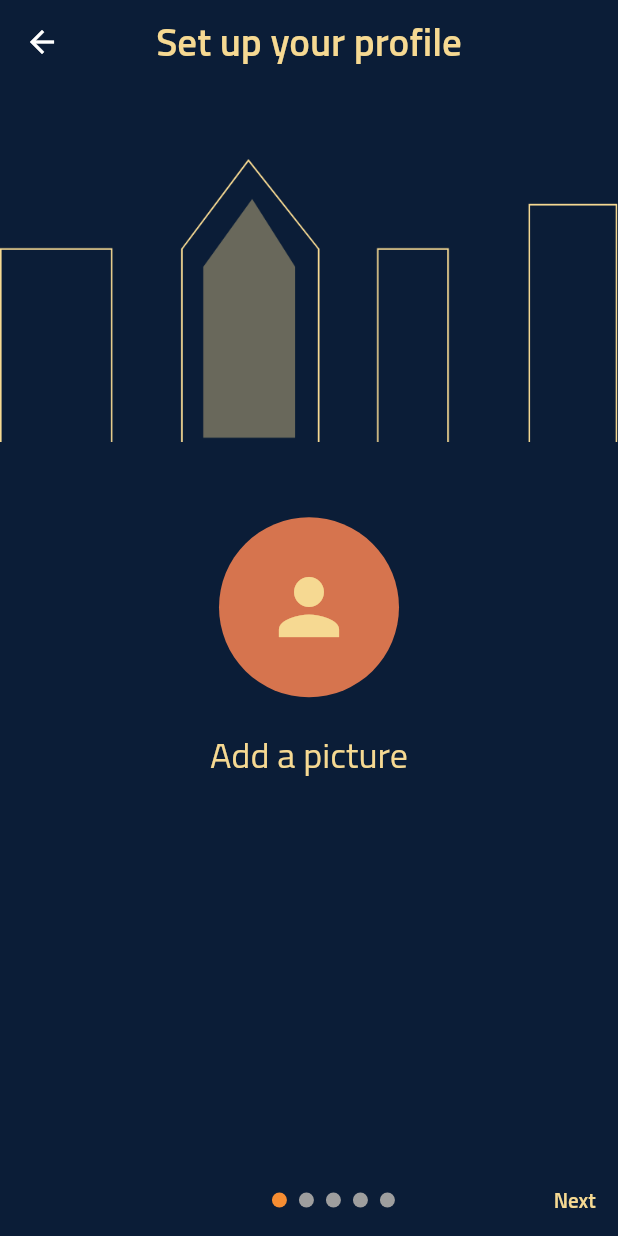
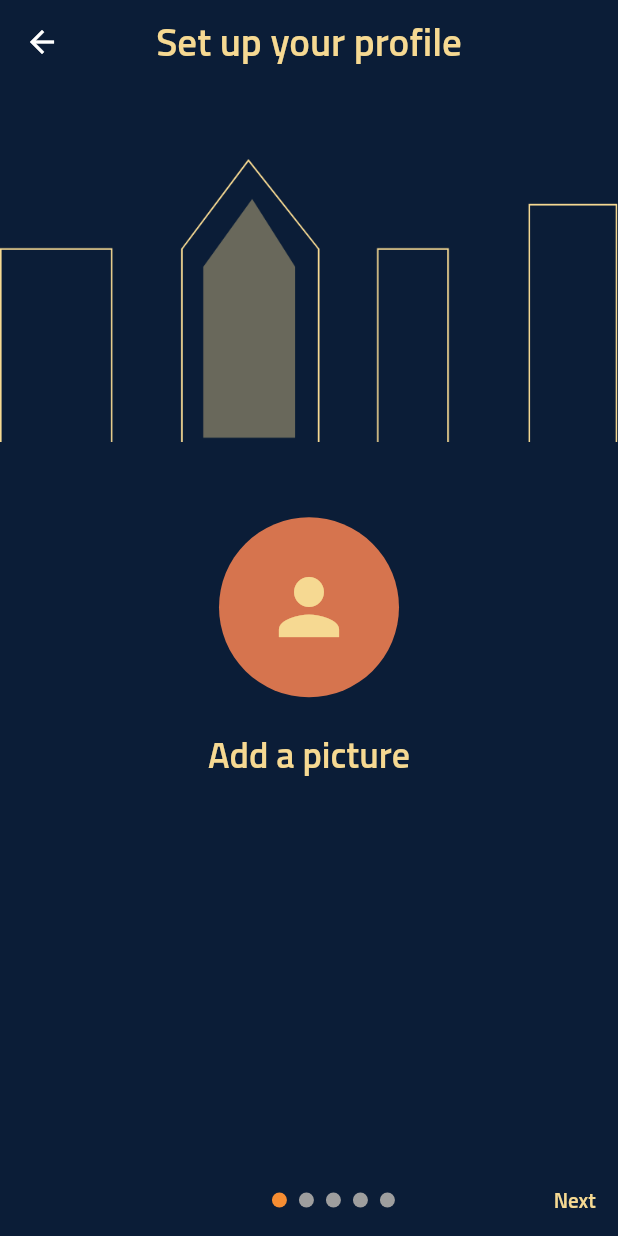
Before and after one commit to DeaaJahjah/pmp_constractions, a Flutter app: the SetUpEngineerProfile screen opened by its route, on a phone screen of 412 x 824 dp. Run offline on Flutter 3.47's test engine with Material 2 defaults, Android fonts, the phone set to English and light mode, and no system bars; drawn by our look-alikes of liquid_swipe, smooth_page_indicator; our stand-ins replace animated_theme_switcher, cloud_firestore, equatable, firebase_auth, firebase_core, firebase_storage and 6 more; missing offline and left inert: model_viewer_plus; accounts and stored records are empty; generated files the repository leaves out were written again.

Commit message:
log in edit

```diff
--- a/lib/core/config/theme/theme.dart
+++ b/lib/core/config/theme/theme.dart
@@ -56,6 +56,7 @@ ThemeData darkTheme = ThemeData(
           fontWeight: FontWeight.bold),
     ),
     textTheme: TextTheme(
+
         headlineSmall: const TextStyle(
             color: beg,
             fontFamily: font,
@@ -65,45 +66,38 @@ ThemeData darkTheme = ThemeData(
             color: beg,
             fontFamily: font,
             fontSize: 24,
+            fontWeight: FontWeight.normal,),
+      headlineLarge: const TextStyle(
+            color: beg,
+            fontFamily: font,
+            fontSize: 32,
             fontWeight: FontWeight.bold),
+        bodySmall: const TextStyle(
+            color: orange,
+            fontFamily: font,
+            fontSize: 18,
+            fontWeight: FontWeight.normal),
         bodyMedium: const TextStyle(
+            color: orange,
+            fontFamily: font,
+            fontSize: 24,
+            fontWeight: FontWeight.bold),
+        bodyLarge: const TextStyle(
             color: beg,
             fontFamily: font,
             fontSize: 24,
             fontWeight: FontWeight.normal),
-        headline1: const TextStyle(
-            color: orange,
-            fontFamily: font,
-            fontSize: 18,
-            fontWeight: FontWeight.normal),
-        headline2: const TextStyle(
-            color: orange,
-            fontFamily: font,
-            fontSize: 24,
-            fontWeight: FontWeight.bold),
-        headline3: const TextStyle(
-            color: beg,
-            fontFamily: font,
-            fontSize: 24,
-            fontWeight: FontWeight.normal)),
-    // headlineLarge: TextStyle(
-    //     color: beg,
-    //     fontFamily: font,
-    //     fontSize: 28,
-    //     fontWeight: FontWeight.normal),
+
+            ),
 
     switchTheme: SwitchThemeData(
       thumbColor: MaterialStateProperty.all(beg),
       trackColor: MaterialStateProperty.all(darkBlue),
     ),
     elevatedButtonTheme: ElevatedButtonThemeData(
-        style: ElevatedButton.styleFrom(
-            primary: orange,
-            textStyle: const TextStyle(
-                fontFamily: font,
-                fontWeight: FontWeight.w900,
-                fontSize: 18,
-                color: beg))),
+        style:ElevatedButton.styleFrom(
+          primary: orange,
+         ),),
     snackBarTheme: const SnackBarThemeData(
         backgroundColor: orange,
         contentTextStyle: TextStyle(
--- a/lib/l10n/app_ar.arb
+++ b/lib/l10n/app_ar.arb
@@ -1,5 +1,6 @@
 {
     "login": "تسجيل الدخول",
+    "login_btn": "تسجيل الدخول",
     "signup": "انشاء حساب",
     "settings" : "الاعدادات",
     "theme": "المظهر",
--- a/lib/l10n/app_en.arb
+++ b/lib/l10n/app_en.arb
@@ -1,9 +1,12 @@
 {
     "login": "Login",
+    "login_btn": "LOGIN",
     "signup": "Sign up",
     "settings" : "Settings",
     "theme": "Theme",
     "language":"Language",
+    "email":"Email",
+"password":"password",
     "dont_have_account":"Don't have an account",
     "company":"Company",
     "engineer":"Engineer",
```
Also changed, not shown: lib/core/featuers/auth/screens/login_screen.dart (+9 -8 lines).
